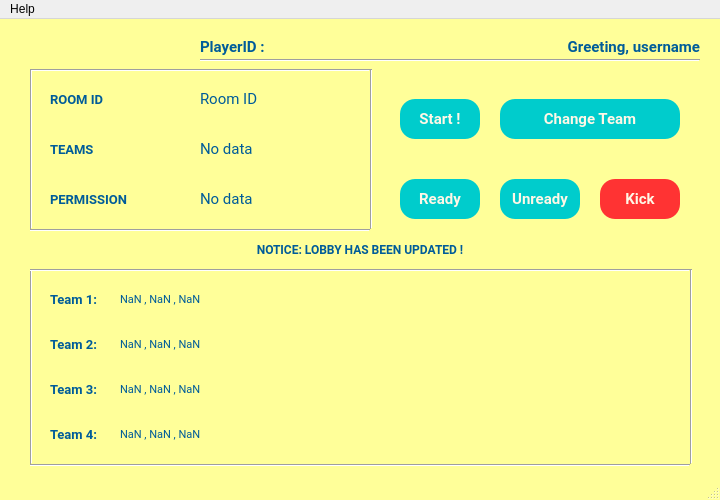
tinhphantrong0612/networkprogramming, file client/Client_UI/stageprepare.ui: the form before one commit.
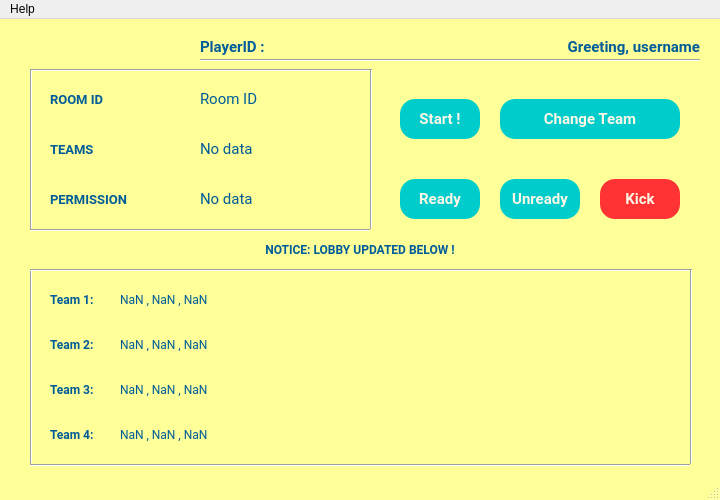
The form after the commit.

What changed in the file:
```diff
--- a/client/Client_UI/stageprepare.ui
+++ b/client/Client_UI/stageprepare.ui
@@ -325,7 +325,7 @@
     <property name="font">
      <font>
       <family>Roboto</family>
-      <pointsize>10</pointsize>
+      <pointsize>9</pointsize>
       <weight>75</weight>
       <bold>true</bold>
      </font>
@@ -346,7 +346,7 @@
     <property name="font">
      <font>
       <family>Roboto</family>
-      <pointsize>10</pointsize>
+      <pointsize>9</pointsize>
       <weight>75</weight>
       <bold>true</bold>
      </font>
@@ -367,7 +367,7 @@
     <property name="font">
      <font>
       <family>Roboto</family>
-      <pointsize>10</pointsize>
+      <pointsize>9</pointsize>
       <weight>75</weight>
       <bold>true</bold>
      </font>
@@ -388,7 +388,7 @@
     <property name="font">
      <font>
       <family>Roboto</family>
-      <pointsize>10</pointsize>
+      <pointsize>9</pointsize>
       <weight>75</weight>
       <bold>true</bold>
      </font>
@@ -519,7 +519,7 @@
     <property name="font">
      <font>
       <family>Roboto</family>
-      <pointsize>8</pointsize>
+      <pointsize>9</pointsize>
      </font>
     </property>
     <property name="text">
@@ -538,7 +538,7 @@
     <property name="font">
      <font>
       <family>Roboto</family>
-      <pointsize>8</pointsize>
+      <pointsize>9</pointsize>
      </font>
     </property>
     <property name="text">
@@ -557,7 +557,7 @@
     <property name="font">
      <font>
       <family>Roboto</family>
-      <pointsize>8</pointsize>
+      <pointsize>9</pointsize>
      </font>
     </property>
     <property name="text">
@@ -576,7 +576,7 @@
     <property name="font">
      <font>
       <family>Roboto</family>
-      <pointsize>8</pointsize>
+      <pointsize>9</pointsize>
      </font>
     </property>
     <property name="text">
@@ -601,7 +601,7 @@
      </font>
     </property>
     <property name="text">
-     <string>NOTICE: LOBBY HAS BEEN UPDATED !</string>
+     <string>NOTICE: LOBBY UPDATED BELOW !</string>
     </property>
     <property name="alignment">
      <set>Qt::AlignCenter</set>
```
